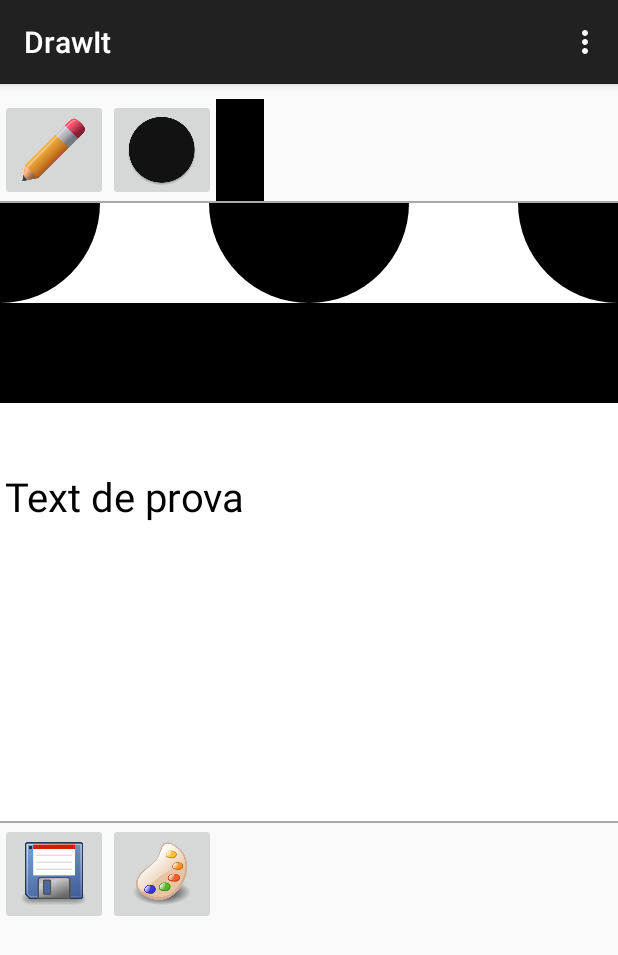
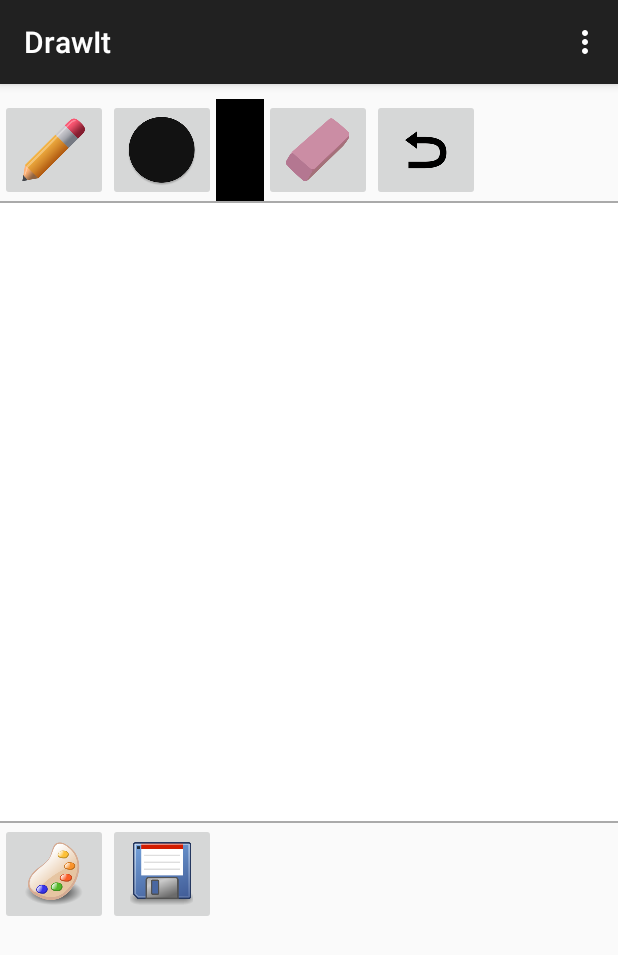
Before and after one commit to aleixpb2/DrawIt, an Android app: the screen it shows after launch (MainActivity), on a phone screen of 412 x 824 dp. Shown: the top 955 px of the screen. Run offline under Robolectric (Android 15) with nearby library versions, the phone set to English and light mode, and no system bars.

Commit message:
drawing! :D

```diff
--- a/app/src/main/java/com/aleix/drawit/MainActivity.java
+++ b/app/src/main/java/com/aleix/drawit/MainActivity.java
@@ -11,10 +11,15 @@ import android.widget.ImageButton;
 public class MainActivity extends ActionBarActivity{
 
     private customDrawItView mCustomDrawItView;
+
     private ImageButton pencilButton;
-    private ImageButton circleButton;
+    private ImageButton geometricElemButton;
     private ImageButton colorButton;
+    private ImageButton eraseButton;
+    private ImageButton undoButton;
+    //private ImageButton deleteButton;
 
+    //private ImageButton newButton;
     private ImageButton saveButton;
 
     @Override
@@ -24,12 +29,14 @@ public class MainActivity extends ActionBarActivity{
 
         // setUp();
         mCustomDrawItView = (customDrawItView) findViewById(R.id.customDrawItView);
+
         pencilButton = (ImageButton) findViewById(R.id.pencil);
-        circleButton = (ImageButton) findViewById(R.id.circle);
+        geometricElemButton = (ImageButton) findViewById(R.id.geometricElem);
         colorButton = (ImageButton) findViewById(R.id.color);
+        eraseButton = (ImageButton) findViewById(R.id.erase);
+        undoButton = (ImageButton) findViewById(R.id.undo);
 
         saveButton = (ImageButton) findViewById(R.id.save);
-
 
         pencilButton.setOnClickListener(new View.OnClickListener() {
             @Override
@@ -38,7 +45,7 @@ public class MainActivity extends ActionBarActivity{
             }
         });
 
-        circleButton.setOnClickListener(new View.OnClickListener() {
+        geometricElemButton.setOnClickListener(new View.OnClickListener() {
             @Override
             public void onClick(View v) {
                 //mCustomDrawItView.setPaintColor(Color.BLUE);
@@ -52,6 +59,21 @@ public class MainActivity extends ActionBarActivity{
                 //
             }
         });
+
+        eraseButton.setOnClickListener(new View.OnClickListener() {
+            @Override
+            public void onClick(View v) {
+                //
+            }
+        });
+
+        undoButton.setOnClickListener(new View.OnClickListener() {
+            @Override
+            public void onClick(View v) {
+                //
+            }
+        });
+
 
 
         saveButton.setOnClickListener(new View.OnClickListener() {
--- a/app/src/main/java/com/aleix/drawit/customDrawItView.java
+++ b/app/src/main/java/com/aleix/drawit/customDrawItView.java
@@ -1,16 +1,18 @@
 package com.aleix.drawit;
 
 import android.content.Context;
+import android.graphics.Bitmap;
 import android.graphics.Canvas;
 import android.graphics.Color;
 import android.graphics.Paint;
 import android.graphics.Path;
+import android.support.annotation.NonNull;
 import android.util.AttributeSet;
-import android.util.Log;
+import android.view.MotionEvent;
 import android.view.View;
 
 
-public class customDrawItView extends View {
+public class customDrawItView extends View/* implements View.OnTouchListener */{
     //private String mExampleString;
     //private int mExampleColor = Color.RED;
     //private float mExampleDimension = 0;
@@ -22,6 +24,7 @@ public class customDrawItView extends View {
     private Paint mPaint, mCanvasPaint;
     private Path mPath;
     private Canvas mCanvas;
+    private Bitmap mBitmap;
 
     private final String LOG_TAG = customDrawItView.class.getSimpleName();
 
@@ -41,12 +44,22 @@ public class customDrawItView extends View {
 
     private void init(AttributeSet attrs, int defStyle) { //TODO: es setupDrawing()
         mPaint = new Paint(Paint.ANTI_ALIAS_FLAG);
-        mPaint.setStyle(Paint.Style.FILL);
+
+        mPaint.setStyle(Paint.Style.STROKE);
+        mPaint.setStrokeWidth(10); // by default
+        mPaint.setStrokeCap(Paint.Cap.ROUND);
+        mPaint.setStrokeJoin(Paint.Join.ROUND);
+
         mPaint.setColor(Color.BLACK); // Black by default
         mPaint.setTextSize(40); // Big size by default TODO: text drawing
 
         mPath = new Path();
+        mCanvasPaint = new Paint(Paint.DITHER_FLAG);
 
+
+        //TODO: a onSizeChanged?
+        mBitmap = Bitmap.createBitmap(720,720,Bitmap.Config.ARGB_8888);
+        mCanvas = new Canvas(mBitmap);
 
         invalidate();
     }
@@ -61,25 +74,43 @@ public class customDrawItView extends View {
 
     @Override
     protected void onDraw(Canvas canvas) {
-        super.onDraw(canvas);
-
+        //super.onDraw(canvas);
         // TODO: consider storing these as member variables to reduce allocations per draw cycle.
-        //int paddingLeft = getPaddingLeft();
-        //int paddingTop = getPaddingTop();
-        //int paddingRight = getPaddingRight();
-        //int paddingBottom = getPaddingBottom();
         int contentWidth = getWidth();
         int contentHeight = getHeight();
         //Debug:
-        Log.i(LOG_TAG, "Painting:\nWidth = " + contentWidth + "\nHeight = " + contentHeight);
-
+        //Log.i(LOG_TAG, "Painting:\nWidth = " + contentWidth + "\nHeight = " + contentHeight);
+        canvas.drawBitmap(mBitmap, 0, 0, mCanvasPaint);
+        canvas.drawPath(mPath, mPaint);
+        /*
         canvas.drawRect(0, 100, contentWidth, 200, mPaint);
-
         canvas.drawCircle(0.0f, 0.0f, 100f, mPaint);
         canvas.drawCircle(contentWidth/2, 0.0f, 100f, mPaint);
         canvas.drawCircle(contentWidth, 0.0f, 100f, mPaint);
+        canvas.drawText("Text de prova", 5, contentHeight/2, mPaint); */
+    }
 
-        canvas.drawText("Text de prova", 5, contentHeight/2, mPaint);
+    @Override
+    public boolean onTouchEvent(@NonNull MotionEvent event) {
+        //get the x and the y of the event:
+        float x = event.getX();
+        float y = event.getY();
+        int action = event.getAction();
+        switch (action){
+            case MotionEvent.ACTION_DOWN: // pressed
+                mPath.moveTo(x,y);
+                break;
+            case MotionEvent.ACTION_MOVE: // draw the path
+                mPath.lineTo(x,y);
+                break;
+            case MotionEvent.ACTION_UP: // draw it to the canvas
+                mCanvas.drawPath(mPath, mPaint);
+                mPath.reset();
+                break;
+            default: return false; // Path not drawn
+        }
+        invalidate();
+        return true; // Path drawn correctly
     }
 
     public void setPaintColor(int paintColor){
--- a/app/src/main/res/layout/activity_main.xml
+++ b/app/src/main/res/layout/activity_main.xml
@@ -20,13 +20,24 @@
             android:layout_width="wrap_content"
             android:layout_height="match_parent"
             android:src="@mipmap/circle"
-            android:id="@+id/circle"/>
+            android:id="@+id/geometricElem"/>
         <ImageButton
             android:layout_width="wrap_content"
             android:layout_height="match_parent"
             android:background="#ff000000"
             android:src="@drawable/abc_btn_check_to_on_mtrl_000"
             android:id="@+id/color"/>
+        <ImageButton
+            android:layout_width="wrap_content"
+            android:layout_height="match_parent"
+            android:src="@mipmap/eraser"
+            android:id="@+id/erase"/>
+        <ImageButton
+            android:layout_width="wrap_content"
+            android:layout_height="match_parent"
+            android:src="@mipmap/undo"
+            android:id="@+id/undo"/>
+
         </LinearLayout>
 
     <View style="@style/Divider"/>
@@ -49,12 +60,12 @@
         <ImageButton
             android:layout_width="wrap_content"
             android:layout_height="match_parent"
-            android:src="@mipmap/save"
-            android:id="@+id/save"/>
+            android:src="@mipmap/ic_launcher"/>
         <ImageButton
             android:layout_width="wrap_content"
             android:layout_height="match_parent"
-            android:src="@mipmap/ic_launcher"/>
+            android:src="@mipmap/save"
+            android:id="@+id/save"/>
     </LinearLayout>
 </LinearLayout>
 
```
